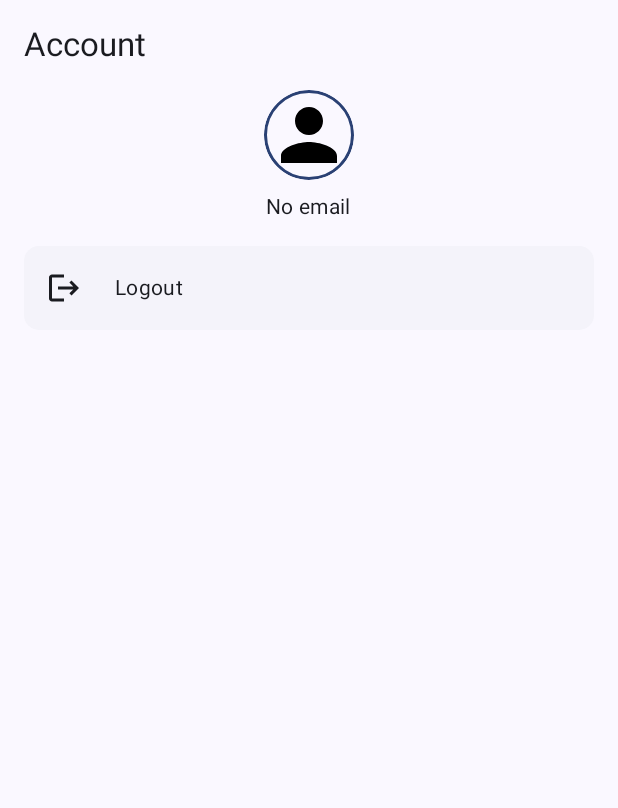
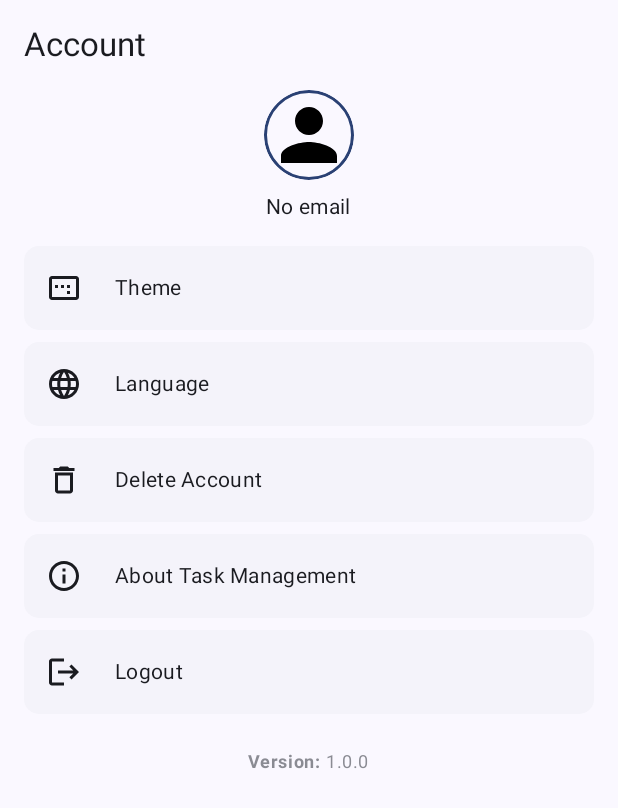
Before and after one commit to minhkhang1505/kotlin_task_management, an Android app built with Jetpack Compose: the composable AccountLayout shown on its own in the app's theme, on a phone screen of 412 x 824 dp. Shown: the top 808 px of the screen. Run offline under Robolectric (Android 15) with nearby library versions, the phone set to English and light mode, and no system bars.

Commit message:
update some item on setting account

```diff
--- a/app/src/main/java/com/nguyenminhkhang/taskmanagement/ui/account/AccountLayout.kt
+++ b/app/src/main/java/com/nguyenminhkhang/taskmanagement/ui/account/AccountLayout.kt
@@ -62,6 +62,94 @@
                 verticalAlignment = Alignment.CenterVertically
             ) {
                 Icon(
+                    painter = painterResource(R.drawable.baseline_image_aspect_ratio_24),
+                    contentDescription = "Theme",
+                    modifier = Modifier
+                        .padding(8.dp)
+                        .fillMaxWidth(0.1f),
+                )
+                Text(
+                    text = "Theme",
+                    style = MaterialTheme.typography.bodyMedium,
+                    modifier = Modifier.fillMaxWidth(0.9f).padding(8.dp)
+                )
+            }
+            Spacer(modifier = Modifier.height(8.dp))
+            Row(
+                modifier = Modifier.fillMaxWidth()
+                    .height(56.dp)
+                    .clickable{ onEvent(AccountEvent.ShowLogoutDialog) }
+                    .background(MaterialTheme.colorScheme.surfaceContainerLow, shape = RoundedCornerShape(10.dp)),
+                horizontalArrangement = androidx.compose.foundation.layout.Arrangement.Start,
+                verticalAlignment = Alignment.CenterVertically
+            ) {
+                Icon(
+                    painter = painterResource(R.drawable.baseline_language_24),
+                    contentDescription = "Language",
+                    modifier = Modifier
+                        .padding(8.dp)
+                        .fillMaxWidth(0.1f),
+                )
+                Text(
+                    text = "Language",
+                    style = MaterialTheme.typography.bodyMedium,
+                    modifier = Modifier.fillMaxWidth(0.9f).padding(8.dp)
+                )
+            }
+            Spacer(modifier = Modifier.height(8.dp))
+            Row(
+                modifier = Modifier.fillMaxWidth()
+                    .height(56.dp)
+                    .clickable{ onEvent(AccountEvent.ShowLogoutDialog) }
+                    .background(MaterialTheme.colorScheme.surfaceContainerLow, shape = RoundedCornerShape(10.dp)),
+                horizontalArrangement = androidx.compose.foundation.layout.Arrangement.Start,
+                verticalAlignment = Alignment.CenterVertically
+            ) {
+                Icon(
+                    painter = painterResource(R.drawable.baseline_delete_outline_24),
+                    contentDescription = "Delete Account",
+                    modifier = Modifier
+                        .padding(8.dp)
+                        .fillMaxWidth(0.1f),
+                )
+                Text(
+                    text = "Delete Account",
+                    style = MaterialTheme.typography.bodyMedium,
+                    modifier = Modifier.fillMaxWidth(0.9f).padding(8.dp)
+                )
+            }
+            Spacer(modifier = Modifier.height(8.dp))
+            Row(
+                modifier = Modifier.fillMaxWidth()
+                    .height(56.dp)
+                    .clickable{ onEvent(AccountEvent.ShowLogoutDialog) }
+                    .background(MaterialTheme.colorScheme.surfaceContainerLow, shape = RoundedCornerShape(10.dp)),
+                horizontalArrangement = androidx.compose.foundation.layout.Arrangement.Start,
+                verticalAlignment = Alignment.CenterVertically
+            ) {
+                Icon(
+                    painter = painterResource(R.drawable.baseline_info_outline_24),
+                    contentDescription = "About Task Management",
+                    modifier = Modifier
+                        .padding(8.dp)
+                        .fillMaxWidth(0.1f),
+                )
+                Text(
+                    text = "About Task Management",
+                    style = MaterialTheme.typography.bodyMedium,
+                    modifier = Modifier.fillMaxWidth(0.9f).padding(8.dp)
+                )
+            }
+            Spacer(modifier = Modifier.height(8.dp))
+            Row(
+                modifier = Modifier.fillMaxWidth()
+                    .height(56.dp)
+                    .clickable{ onEvent(AccountEvent.ShowLogoutDialog) }
+                    .background(MaterialTheme.colorScheme.surfaceContainerLow, shape = RoundedCornerShape(10.dp)),
+                horizontalArrangement = androidx.compose.foundation.layout.Arrangement.Start,
+                verticalAlignment = Alignment.CenterVertically
+            ) {
+                Icon(
                     painter = painterResource(R.drawable.baseline_logout_24),
                     contentDescription = "Logout",
                     modifier = Modifier
@@ -72,6 +160,26 @@
                     text = "Logout",
                     style = MaterialTheme.typography.bodyMedium,
                     modifier = Modifier.fillMaxWidth(0.9f).padding(8.dp)
+                )
+            }
+            Spacer(modifier = Modifier.height(24.dp))
+
+            Row(
+                modifier = Modifier
+                    .fillMaxWidth(),
+                horizontalArrangement = androidx.compose.foundation.layout.Arrangement.Center,
+                verticalAlignment = Alignment.CenterVertically,
+            ) {
+                Text(
+                    text = "Version: ",
+                    style = MaterialTheme.typography.bodySmall,
+                    color = MaterialTheme.colorScheme.onSurfaceVariant.copy(alpha = 0.6f),
+                    fontWeight = FontWeight.Bold,
+                )
+                Text(
+                    text = "1.0.0",
+                    style = MaterialTheme.typography.bodySmall,
+                    color = MaterialTheme.colorScheme.onSurfaceVariant.copy(alpha = 0.6f),
                 )
             }
             if(accountUiState.isLogoutDialogVisible) {
--- /dev/null
+++ b/app/src/main/res/drawable/baseline_image_aspect_ratio_24.xml
@@ -0,0 +1,5 @@
+<vector xmlns:android="http://schemas.android.com/apk/res/android" android:height="24dp" android:tint="#000000" android:viewportHeight="24" android:viewportWidth="24" android:width="24dp">
+
+    <path android:fillColor="@android:color/white" android:pathData="M16,10h-2v2h2v-2zM16,14h-2v2h2v-2zM8,10L6,10v2h2v-2zM12,10h-2v2h2v-2zM20,4L4,4c-1.1,0 -2,0.9 -2,2v12c0,1.1 0.9,2 2,2h16c1.1,0 2,-0.9 2,-2L22,6c0,-1.1 -0.9,-2 -2,-2zM20,18L4,18L4,6h16v12z"/>
+
+</vector>
--- /dev/null
+++ b/app/src/main/res/drawable/baseline_info_outline_24.xml
@@ -0,0 +1,5 @@
+<vector xmlns:android="http://schemas.android.com/apk/res/android" android:height="24dp" android:tint="#000000" android:viewportHeight="24" android:viewportWidth="24" android:width="24dp">
+
+    <path android:fillColor="@android:color/white" android:pathData="M11,7h2v2h-2V7zM11,11h2v6h-2V11zM12,2C6.48,2 2,6.48 2,12s4.48,10 10,10s10,-4.48 10,-10S17.52,2 12,2zM12,20c-4.41,0 -8,-3.59 -8,-8s3.59,-8 8,-8s8,3.59 8,8S16.41,20 12,20z"/>
+
+</vector>
--- /dev/null
+++ b/app/src/main/res/drawable/baseline_language_24.xml
@@ -0,0 +1,5 @@
+<vector xmlns:android="http://schemas.android.com/apk/res/android" android:height="24dp" android:tint="#000000" android:viewportHeight="24" android:viewportWidth="24" android:width="24dp">
+
+    <path android:fillColor="@android:color/white" android:pathData="M11.99,2C6.47,2 2,6.48 2,12s4.47,10 9.99,10C17.52,22 22,17.52 22,12S17.52,2 11.99,2zM18.92,8h-2.95c-0.32,-1.25 -0.78,-2.45 -1.38,-3.56 1.84,0.63 3.37,1.91 4.33,3.56zM12,4.04c0.83,1.2 1.48,2.53 1.91,3.96h-3.82c0.43,-1.43 1.08,-2.76 1.91,-3.96zM4.26,14C4.1,13.36 4,12.69 4,12s0.1,-1.36 0.26,-2h3.38c-0.08,0.66 -0.14,1.32 -0.14,2 0,0.68 0.06,1.34 0.14,2L4.26,14zM5.08,16h2.95c0.32,1.25 0.78,2.45 1.38,3.56 -1.84,-0.63 -3.37,-1.9 -4.33,-3.56zM8.03,8L5.08,8c0.96,-1.66 2.49,-2.93 4.33,-3.56C8.81,5.55 8.35,6.75 8.03,8zM12,19.96c-0.83,-1.2 -1.48,-2.53 -1.91,-3.96h3.82c-0.43,1.43 -1.08,2.76 -1.91,3.96zM14.34,14L9.66,14c-0.09,-0.66 -0.16,-1.32 -0.16,-2 0,-0.68 0.07,-1.35 0.16,-2h4.68c0.09,0.65 0.16,1.32 0.16,2 0,0.68 -0.07,1.34 -0.16,2zM14.59,19.56c0.6,-1.11 1.06,-2.31 1.38,-3.56h2.95c-0.96,1.65 -2.49,2.93 -4.33,3.56zM16.36,14c0.08,-0.66 0.14,-1.32 0.14,-2 0,-0.68 -0.06,-1.34 -0.14,-2h3.38c0.16,0.64 0.26,1.31 0.26,2s-0.1,1.36 -0.26,2h-3.38z"/>
+
+</vector>
```
